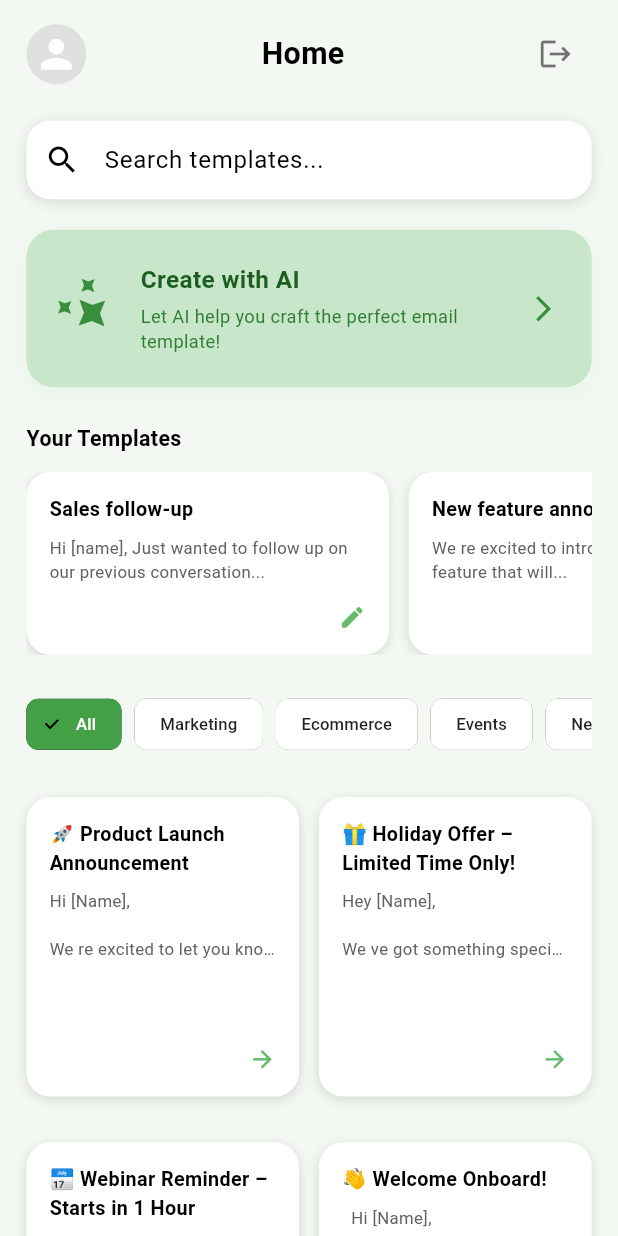
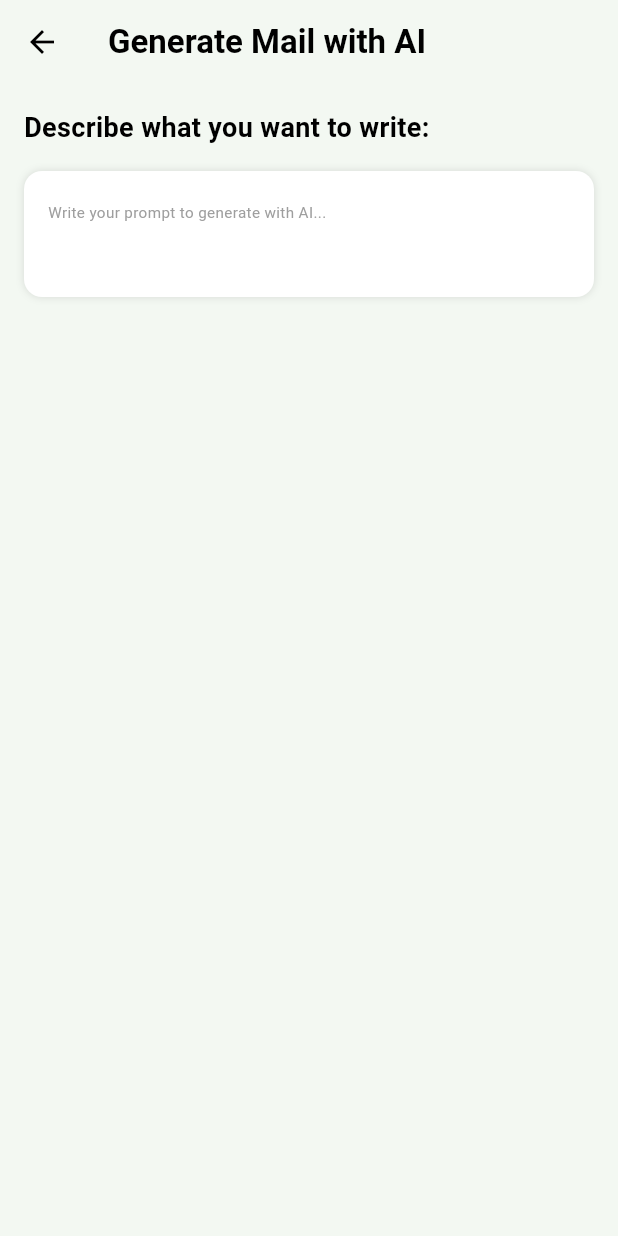
Before and after one commit to developerdevsoni/easy-mail, a Flutter app: the screen it shows after launch, after a tap on "Create with AI", on a phone screen of 412 x 824 dp. Run offline on Flutter 3.47's test engine with Material 3 defaults, Android fonts, the phone set to English and light mode, and no system bars; drawn by our look-alikes of animated_text_kit; our stand-ins replace flutter_gemini, flutter_screenutil, get, google_sign_in, smooth_page_indicator.

Commit message:
added the screen of mail editor q

```diff
--- /dev/null
+++ b/lib/view/ai_mail_generator_screen.dart
@@ -0,0 +1,65 @@
+import 'package:easy_mail/view/discoverTemplete_screen.dart';
+import 'package:easy_mail/view/email_templet_editor_screen.dart';
+import 'package:flutter/material.dart';
+import 'package:easy_mail/utils/TypingPromptField.dart';
+import 'package:get/get.dart';
+import 'mailEditor_screen.dart';
+import '../controllers/animatedTextWidget.dart';
+
+class AiMailGeneratorScreen extends StatelessWidget {
+  const AiMailGeneratorScreen({super.key});
+
+  @override
+  Widget build(BuildContext context) {
+    final TypingPromptController controller = Get.put(TypingPromptController());
+    return Scaffold(
+
+      backgroundColor: MyColor().lightGreen,
+      appBar: AppBar(
+        leading: const BackButton(color: Colors.black),
+        title: const Text('Generate Mail with AI',
+    style: TextStyle(color: Colors.black, fontWeight: FontWeight.bold),),
+
+    backgroundColor: const Color(0xFFF3F8F2),
+      ),
+      body: SingleChildScrollView(
+        child: Padding(
+          padding: const EdgeInsets.all(16.0),
+          child: Column(
+            crossAxisAlignment: CrossAxisAlignment.stretch,
+            children: [
+              const Text(
+                'Describe what you want to write:',
+                style: TextStyle(fontSize: 18, fontWeight: FontWeight.bold,color: Colors.black),
+              ),
+              const SizedBox(height: 16),
+              TypingPromptField(),
+              const SizedBox(height: 24),
+              Obx(() {
+                final generated = controller.result.value;
+                if (generated.isNotEmpty) {
+                  return ElevatedButton.icon(
+                    icon: const Icon(Icons.edit),
+                    label: const Text('Use in Mail Editor'),
+                    onPressed: () {
+                      Navigator.push(
+                        context,
+                        MaterialPageRoute(
+                          builder: (context) => EmailTemplateEditorScreen(
+                            selectedTemplate: "adgjaghdf",
+                          ),
+                        ),
+                      );
+                    },
+                  );
+                } else {
+                  return const SizedBox.shrink();
+                }
+              }),
+            ],
+          ),
+        ),
+      ),
+    );
+  }
+}
--- a/lib/view/email_templet_editor_screen.dart
+++ b/lib/view/email_templet_editor_screen.dart
@@ -5,7 +5,7 @@ import 'package:flutter/services.dart'; // 👈 Required for Clipboard
 
 import 'package:url_launcher/url_launcher.dart'; // URL Launcher
 class EmailTemplateEditorScreen extends StatefulWidget {
-  final Map<String, String>? selectedTemplate;
+  final  selectedTemplate;
 
   const EmailTemplateEditorScreen({super.key, this.selectedTemplate});
 
--- a/lib/view/home_screen.dart
+++ b/lib/view/home_screen.dart
@@ -1,6 +1,7 @@
 import 'package:easy_mail/controllers/auth_controller.dart';
 import 'package:easy_mail/utils/Icon_animation.dart';
 import 'package:easy_mail/view/email_templet_editor_screen.dart';
+import 'package:easy_mail/view/ai_mail_generator_screen.dart';
 import 'package:flutter/material.dart';
 import 'package:flutter_screenutil/flutter_screenutil.dart';
 import 'package:get/get.dart';
@@ -16,7 +17,8 @@ class _HomeScreenState extends State<HomeScreen> {
   final List<Map<String, String>> personalTemplates = [
     {
       'title': 'Sales follow-up',
-      'subtitle': 'Hi [name], Just wanted to follow up on our previous conversation...'
+      'subtitle':
+          'Hi [name], Just wanted to follow up on our previous conversation...'
     },
     {
       'title': 'New feature announcement',
@@ -27,13 +29,17 @@ class _HomeScreenState extends State<HomeScreen> {
   final List<Map<String, String>> globalTemplates = [
     {
       'title': '🚀 Product Launch Announcement',
-      'body': 'Hi [Name],\n\nWe re excited to let you know that our new product is live! Discover the features, explore the possibilities, and let us know what you think.\n\nFor more details, visit: [Product Page Link]',
-      'regards': 'Best regards,  Team [Your Company]\n\nCC: product@company.com  Date: [Launch Date]'
+      'body':
+          'Hi [Name],\n\nWe re excited to let you know that our new product is live! Discover the features, explore the possibilities, and let us know what you think.\n\nFor more details, visit: [Product Page Link]',
+      'regards':
+          'Best regards,  Team [Your Company]\n\nCC: product@company.com  Date: [Launch Date]'
     },
     {
       'title': '🎁 Holiday Offer – Limited Time Only!',
-      'body': 'Hey [Name],\n\nWe ve got something special just for you — enjoy 40% OFF everything in our store until December 31st!\n\nUse code: HOLIDAY40  Shop now 👉 [Link]',
-      'regards': 'Warm wishes,  The [Company] Team\n\nCC: marketing@company.com  Valid until: Dec 31'
+      'body':
+          'Hey [Name],\n\nWe ve got something special just for you — enjoy 40% OFF everything in our store until December 31st!\n\nUse code: HOLIDAY40  Shop now 👉 [Link]',
+      'regards':
+          'Warm wishes,  The [Company] Team\n\nCC: marketing@company.com  Valid until: Dec 31'
     },
     {
       'title': '📅 Webinar Reminder – Starts in 1 Hour',
@@ -163,7 +169,8 @@ class _HomeScreenState extends State<HomeScreen> {
                               ? NetworkImage(controller.photoUrl.value)
                               : null,
                           child: controller.photoUrl.value.isEmpty
-                              ? Icon(Icons.person, size: 30.r, color: Colors.white)
+                              ? Icon(Icons.person,
+                                  size: 30.r, color: Colors.white)
                               : null,
                         ),
                         Text(
@@ -175,7 +182,8 @@ class _HomeScreenState extends State<HomeScreen> {
                           ),
                         ),
                         IconButton(
-                          onPressed: () async => await controller.signOutGoogle(),
+                          onPressed: () async =>
+                              await controller.signOutGoogle(),
                           icon: const Icon(Icons.logout, color: Colors.black54),
                         ),
                       ],
@@ -196,7 +204,6 @@ class _HomeScreenState extends State<HomeScreen> {
                         ],
                       ),
                       child: TextField(
-
                         onChanged: (value) {
                           setState(() {
                             searchQuery = value;
@@ -204,9 +211,11 @@ class _HomeScreenState extends State<HomeScreen> {
                         },
                         style: TextStyle(color: Colors.black),
                         decoration: InputDecoration(
-
                           hintText: 'Search templates...',
-                          prefixIcon: Icon(Icons.search,color: Colors.black,),
+                          prefixIcon: Icon(
+                            Icons.search,
+                            color: Colors.black,
+                          ),
                           border: InputBorder.none,
                           hintStyle: TextStyle(color: Colors.black),
                           contentPadding: EdgeInsets.symmetric(vertical: 14.h),
@@ -218,7 +227,7 @@ class _HomeScreenState extends State<HomeScreen> {
                     /// AI Template Creation Card
                     GestureDetector(
                       onTap: () {
-                        // TODO: Navigate to AI template creation
+                        Get.to(() => const AiMailGeneratorScreen());
                       },
                       child: Container(
                         width: double.infinity,
@@ -262,7 +271,8 @@ class _HomeScreenState extends State<HomeScreen> {
                                 ],
                               ),
                             ),
-                            Icon(Icons.arrow_forward_ios, color: Colors.green.shade700, size: 20.r),
+                            Icon(Icons.arrow_forward_ios,
+                                color: Colors.green.shade700, size: 20.r),
                           ],
                         ),
                       ),
@@ -289,7 +299,9 @@ class _HomeScreenState extends State<HomeScreen> {
                           final template = personalTemplates[index];
                           return GestureDetector(
                             onTap: () {
-                              // TODO: Navigate to personal template editor
+    Get.to(() => EmailTemplateEditorScreen(
+    selectedTemplate: template));
+      // TODO: Navigate to personal template editor
                             },
                             child: Container(
                               width: 220.w,
@@ -331,7 +343,9 @@ class _HomeScreenState extends State<HomeScreen> {
                                   Spacer(),
                                   Align(
                                     alignment: Alignment.bottomRight,
-                                    child: Icon(Icons.edit, color: Colors.green.shade400, size: 18.r),
+                                    child: Icon(Icons.edit,
+                                        color: Colors.green.shade400,
+                                        size: 18.r),
                                   ),
                                 ],
                               ),
@@ -376,6 +390,7 @@ class _HomeScreenState extends State<HomeScreen> {
                 ),
               ),
             ),
+
             /// Global Templates Grid
             SliverPadding(
               padding: EdgeInsets.symmetric(horizontal: 16.w),
@@ -385,13 +400,18 @@ class _HomeScreenState extends State<HomeScreen> {
                     final template = globalTemplates[index];
                     // Filter by search and selected filter (if implemented)
                     if (searchQuery.isNotEmpty &&
-                        !(template['title']!.toLowerCase().contains(searchQuery.toLowerCase()) ||
-                          template['body']!.toLowerCase().contains(searchQuery.toLowerCase()))) {
+                        !(template['title']!
+                                .toLowerCase()
+                                .contains(searchQuery.toLowerCase()) ||
+                            template['body']!
+                                .toLowerCase()
+                                .contains(searchQuery.toLowerCase()))) {
                       return SizedBox.shrink();
                     }
                     return GestureDetector(
                       onTap: () {
-                        Get.to(() => EmailTemplateEditorScreen(selectedTemplate: template));
+                        Get.to(() => EmailTemplateEditorScreen(
+                            selectedTemplate: template));
                       },
                       child: Container(
                         margin: EdgeInsets.only(bottom: 14.h),
@@ -433,7 +453,8 @@ class _HomeScreenState extends State<HomeScreen> {
                             Spacer(),
                             Align(
                               alignment: Alignment.bottomRight,
-                              child: Icon(Icons.arrow_forward, color: Colors.green.shade400, size: 18.r),
+                              child: Icon(Icons.arrow_forward,
+                                  color: Colors.green.shade400, size: 18.r),
                             ),
                           ],
                         ),
--- a/lib/view/mailEditor_screen.dart
+++ b/lib/view/mailEditor_screen.dart
@@ -4,7 +4,8 @@
 // import 'package:quill_html_editor/quill_html_editor.dart';
 //
 // class MailEditorScreen extends StatefulWidget {
-//   const MailEditorScreen({super.key});
+//   final String? initialText;
+//   const MailEditorScreen({super.key, this.initialText});
 //
 //   @override
 //   State<MailEditorScreen> createState() => _MailEditorScreenState();
@@ -49,6 +50,11 @@
 //     });
 //     controller.onEditorLoaded(() {
 //       debugPrint('Editor Loaded :)');
+//       if (widget.initialText != null && widget.initialText!.isNotEmpty) {
+//         setHtmlText(widget.initialText!);
+//       } else {
+//         setHtmlText('Testing text on load');
+//       }
 //     });
 //     super.initState();
 //   }
@@ -295,7 +301,7 @@ class EmailTemplate {
 final List<EmailTemplate> emailTemplates = [
   EmailTemplate(
     subject: 'Welcome to Our App',
-    body: 'Hi there,\n\nWelcome to our app! We’re glad to have you.\n\nRegards,\nTeam',
+    body: 'Hi there,\n\nWelcome to our app! Were glad to have you.\n\nRegards,\nTeam',
   ),
   EmailTemplate(
     subject: 'Support Request',
```
